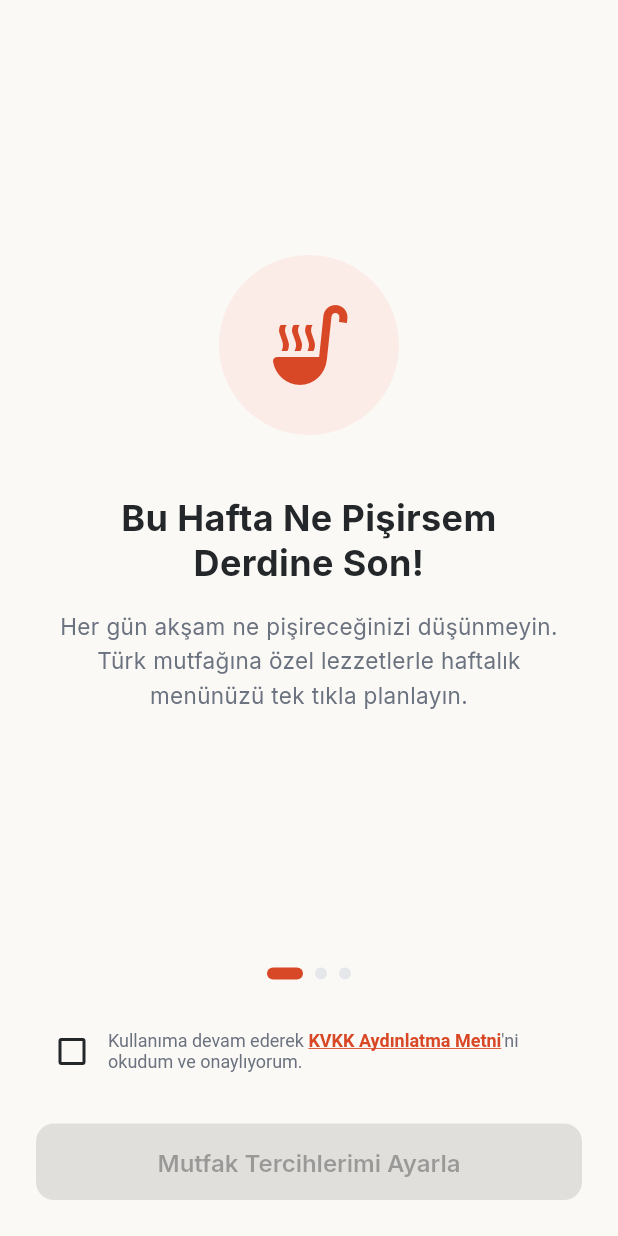
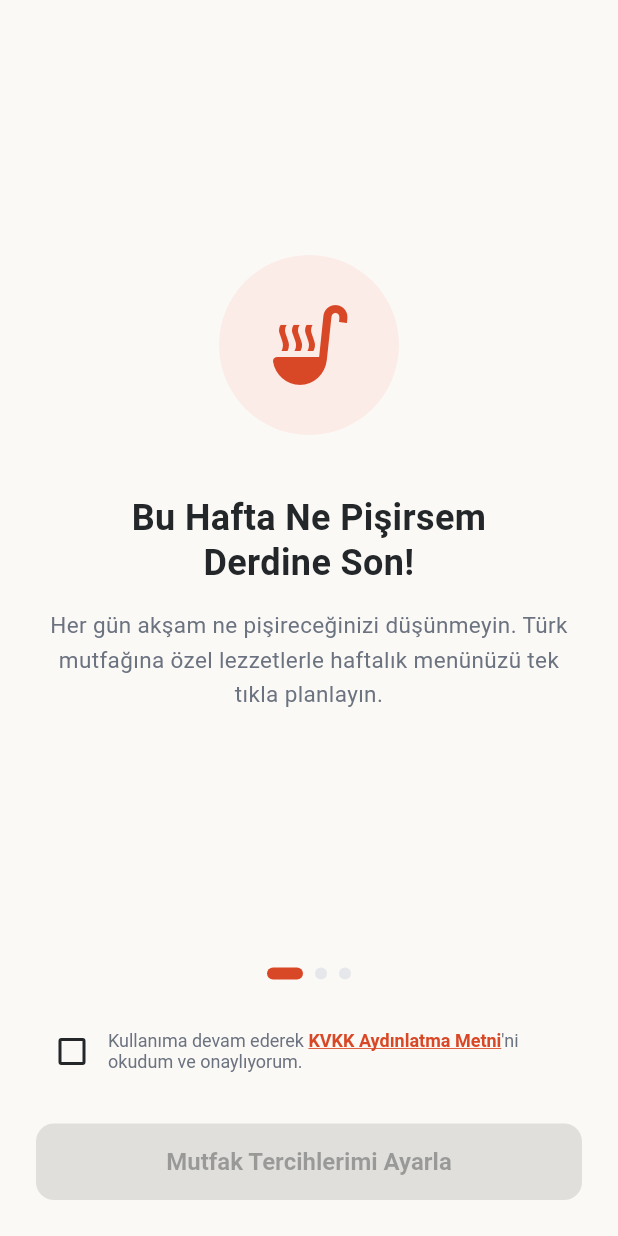
Before and after one commit to tubatuylu/pisio, a Flutter app: the screen it shows after launch, on a phone screen of 412 x 824 dp. Run offline on Flutter 3.47's test engine with Material 3 defaults, Android fonts, the phone set to English and light mode, and no system bars; our stand-ins replace drift, flutter_local_notifications, flutter_riverpod, share_plus; accounts and stored records are empty.

Commit message:
Add files via upload

```diff
--- a/lib/core/theme/app_theme.dart
+++ b/lib/core/theme/app_theme.dart
@@ -1,13 +1,10 @@
 import 'package:flutter/material.dart';
-import 'package:google_fonts/google_fonts.dart';
 import '../constants/app_colors.dart';
 
 class AppTheme {
   AppTheme._();
 
   static ThemeData get lightTheme {
-    final textTheme = GoogleFonts.interTextTheme();
-
     return ThemeData(
       useMaterial3: true,
       brightness: Brightness.light,
@@ -23,38 +20,38 @@ class AppTheme {
         error: AppColors.error,
         onError: Colors.white,
       ),
-      textTheme: textTheme.copyWith(
-        headlineLarge: GoogleFonts.outfit(
+      textTheme: const TextTheme(
+        headlineLarge: TextStyle(
           fontSize: 28,
           fontWeight: FontWeight.bold,
           color: AppColors.textPrimary,
         ),
-        headlineMedium: GoogleFonts.outfit(
+        headlineMedium: TextStyle(
           fontSize: 22,
           fontWeight: FontWeight.w700,
           color: AppColors.textPrimary,
         ),
-        titleLarge: GoogleFonts.outfit(
+        titleLarge: TextStyle(
           fontSize: 18,
           fontWeight: FontWeight.w600,
           color: AppColors.textPrimary,
         ),
-        titleMedium: GoogleFonts.inter(
+        titleMedium: TextStyle(
           fontSize: 16,
           fontWeight: FontWeight.w600,
           color: AppColors.textPrimary,
         ),
-        bodyLarge: GoogleFonts.inter(
+        bodyLarge: TextStyle(
           fontSize: 16,
           fontWeight: FontWeight.normal,
           color: AppColors.textPrimary,
         ),
-        bodyMedium: GoogleFonts.inter(
+        bodyMedium: TextStyle(
           fontSize: 14,
           fontWeight: FontWeight.normal,
           color: AppColors.textSecondary,
         ),
-        labelLarge: GoogleFonts.inter(
+        labelLarge: TextStyle(
           fontSize: 14,
           fontWeight: FontWeight.w600,
           color: Colors.white,
@@ -90,7 +87,7 @@ class AppTheme {
           shape: RoundedRectangleBorder(
             borderRadius: BorderRadius.circular(12),
           ),
-          textStyle: GoogleFonts.inter(
+          textStyle: const TextStyle(
             fontSize: 15,
             fontWeight: FontWeight.w600,
           ),
@@ -104,7 +101,7 @@ class AppTheme {
           shape: RoundedRectangleBorder(
             borderRadius: BorderRadius.circular(12),
           ),
-          textStyle: GoogleFonts.inter(
+          textStyle: const TextStyle(
             fontSize: 15,
             fontWeight: FontWeight.w600,
           ),
```
Also changed, not shown: lib/core/services/notification_service.dart (+11 -7 lines), lib/core/services/share_service.dart (+6 -4 lines), lib/features/recipes/data/repositories/recipe_repository.dart (+76 -2 lines), lib/main.dart (+13 -7 lines), 1 other file.
